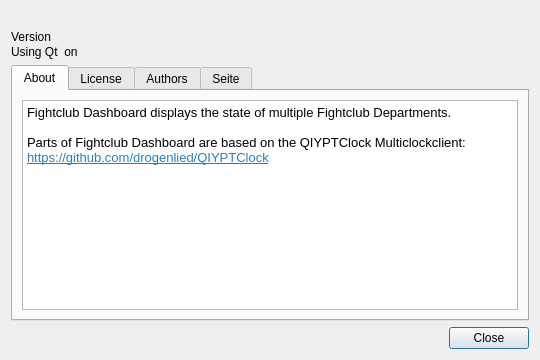
The window that dashboard/aboutdialog.ui (SFr682k/fightclub) describes before a commit, drawn with Qt 5.
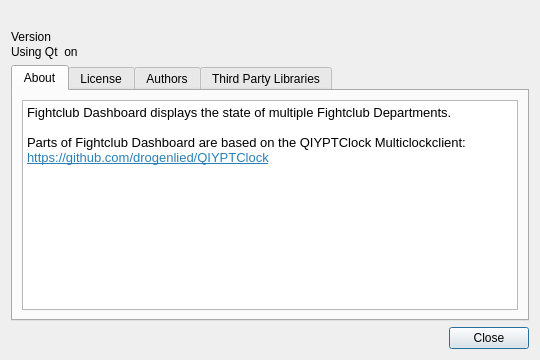
The same window after the commit. Icons and pictures are not drawn.

The edit to the form file:
```diff
--- a/dashboard/aboutdialog.ui
+++ b/dashboard/aboutdialog.ui
@@ -290,7 +290,7 @@
      </widget>
      <widget class="QWidget" name="thirdparty">
       <attribute name="title">
-       <string>Seite</string>
+       <string>Third Party Libraries</string>
       </attribute>
       <layout class="QVBoxLayout" name="verticalLayout_6">
        <item>
```
